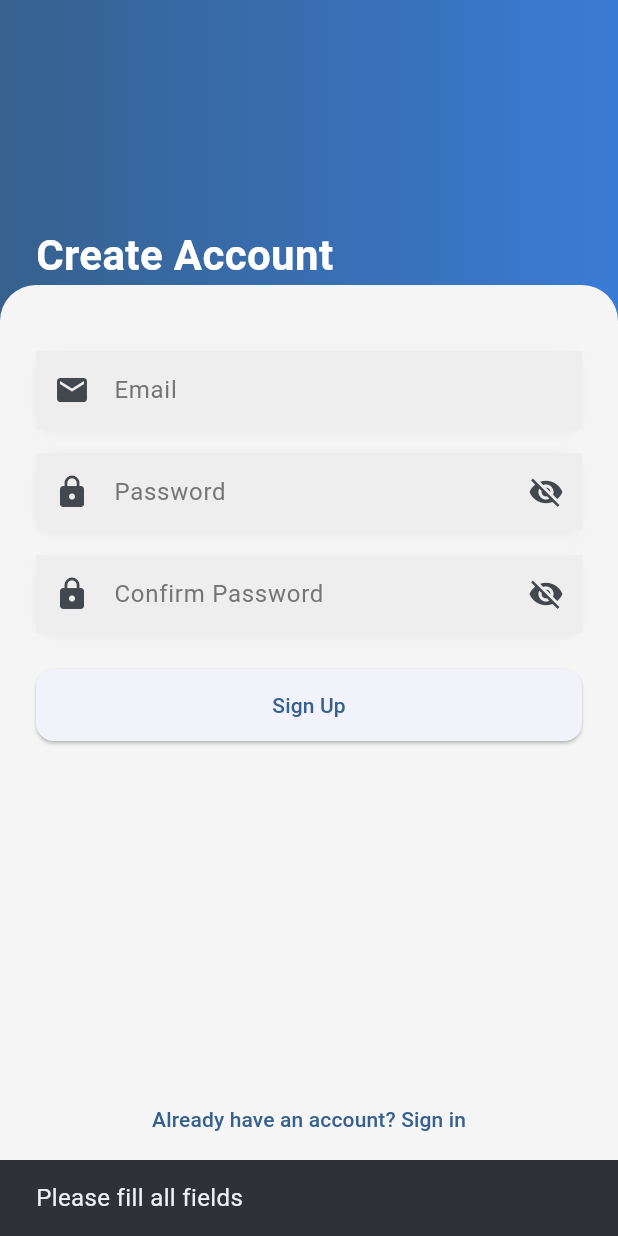
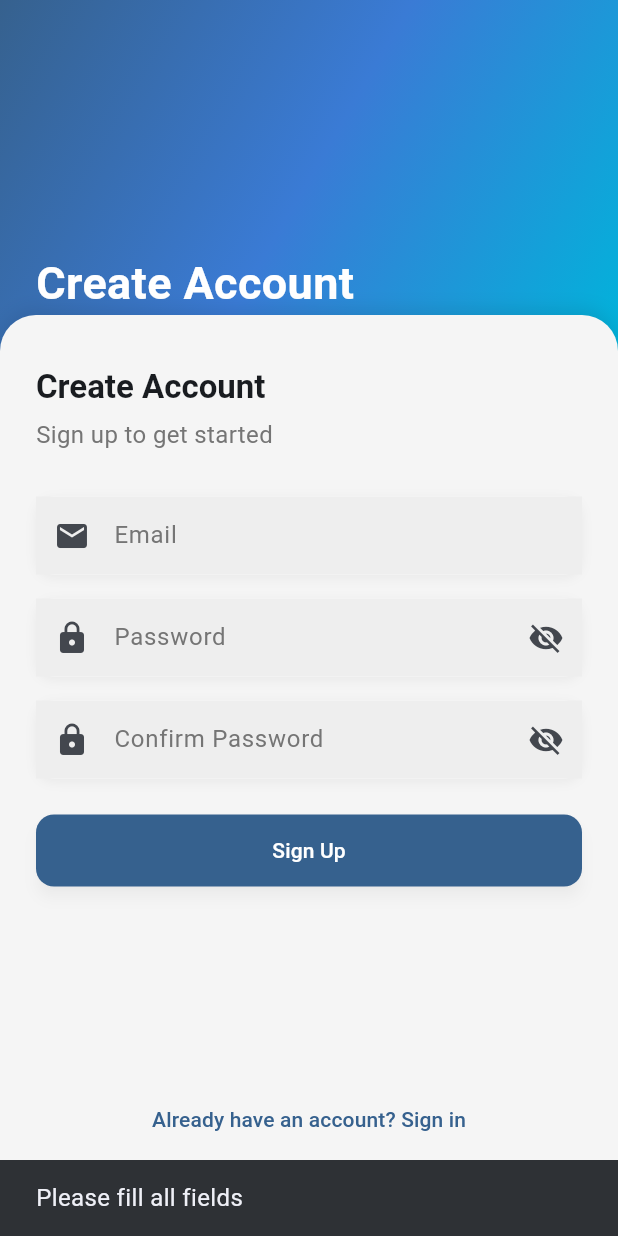
Before and after one commit to Smiller2424/KrustyKonnect_project2, a Flutter app: the SignupScreen screen opened directly, after a tap on "Sign Up", on a phone screen of 412 x 824 dp. Run offline on Flutter 3.47's test engine with Material 3 defaults, Android fonts, the phone set to English and light mode, and no system bars; our stand-ins replace cloud_firestore, firebase_auth, firebase_core, firebase_messaging; accounts and stored records are empty.

Commit message:
built and connected signup screen with firebase and improved UI to match login

```diff
--- a/lib/social/screens/signup_screen.dart
+++ b/lib/social/screens/signup_screen.dart
@@ -1,5 +1,6 @@
 import 'package:flutter/material.dart';
 import 'package:firebase_auth/firebase_auth.dart';
+import '../../app/home_shell.dart';
 
 class SignupScreen extends StatefulWidget {
   const SignupScreen({super.key});
@@ -16,11 +17,13 @@ class _SignupScreenState extends State<SignupScreen> {
   bool isPasswordHidden = true;
   bool isLoading = false;
 
+  // SIGNUP FUNCTION
   void handleSignup() async {
     final email = emailController.text.trim();
     final password = passwordController.text.trim();
     final confirm = confirmController.text.trim();
 
+    // 🔹 Validation
     if (email.isEmpty || password.isEmpty || confirm.isEmpty) {
       ScaffoldMessenger.of(context).showSnackBar(
         const SnackBar(content: Text("Please fill all fields")),
@@ -47,20 +50,31 @@ class _SignupScreenState extends State<SignupScreen> {
 
       if (!mounted) return;
 
-      ScaffoldMessenger.of(context).showSnackBar(
-        const SnackBar(content: Text("Account created successfully")),
+
+      Navigator.pushReplacement(
+        context,
+        MaterialPageRoute(
+          builder: (context) => const HomeShell(),
+        ),
       );
 
-      Navigator.pop(context); // go back to login
     } on FirebaseAuthException catch (e) {
       if (!mounted) return;
 
       String message = "Signup failed";
 
-      if (e.code == 'email-already-in-use') {
+      switch (e.code) {
+        case 'email-already-in-use':
           message = "Email already in use";
-      } else if (e.code == 'weak-password') {
+          break;
+        case 'weak-password':
           message = "Password is too weak";
+          break;
+        case 'invalid-email':
+          message = "Invalid email format";
+          break;
+        default:
+          message = e.message ?? "Something went wrong";
       }
 
       ScaffoldMessenger.of(context).showSnackBar(
@@ -75,6 +89,7 @@ class _SignupScreenState extends State<SignupScreen> {
     }
   }
 
+  // INPUT FIELD BUILDER
   Widget buildInput({
     required TextEditingController controller,
     required String hint,
@@ -127,14 +142,17 @@ class _SignupScreenState extends State<SignupScreen> {
 
           // HEADER
           Container(
-            height: 220,
+            height: 240,
             width: double.infinity,
             decoration: BoxDecoration(
               gradient: LinearGradient(
                 colors: [
                   Theme.of(context).colorScheme.primary,
                   const Color(0xFF3A7BD5),
+                  const Color(0xFF00B4DB),
                 ],
+                begin: Alignment.topLeft,
+                end: Alignment.bottomRight,
               ),
             ),
             child: const Padding(
@@ -145,7 +163,7 @@ class _SignupScreenState extends State<SignupScreen> {
                   "Create Account",
                   style: TextStyle(
                     color: Colors.white,
-                    fontSize: 28,
+                    fontSize: 30,
                     fontWeight: FontWeight.bold,
                   ),
                 ),
@@ -153,6 +171,7 @@ class _SignupScreenState extends State<SignupScreen> {
             ),
           ),
 
+          // FORM
           Expanded(
             child: Transform.translate(
               offset: const Offset(0, -30),
@@ -163,12 +182,35 @@ class _SignupScreenState extends State<SignupScreen> {
                   borderRadius: const BorderRadius.vertical(
                     top: Radius.circular(24),
                   ),
+                  boxShadow: [
+                    BoxShadow(
+                      color: Colors.black.withValues(alpha: 0.1),
+                      blurRadius: 10,
+                      offset: const Offset(0, -3),
+                    ),
+                  ],
                 ),
                 child: Column(
+                  crossAxisAlignment: CrossAxisAlignment.start,
                   children: [
 
-                    const SizedBox(height: 20),
+                    const SizedBox(height: 10),
 
+                    Text(
+                      "Create Account",
+                      style: Theme.of(context).textTheme.titleLarge,
+                    ),
+
+                    const SizedBox(height: 6),
+
+                    Text(
+                      "Sign up to get started",
+                      style: TextStyle(color: Colors.grey[600]),
+                    ),
+
+                    const SizedBox(height: 30),
+
+                    // EMAIL
                     buildInput(
                       controller: emailController,
                       hint: "Email",
@@ -177,6 +219,7 @@ class _SignupScreenState extends State<SignupScreen> {
 
                     const SizedBox(height: 16),
 
+                    // PASSWORD
                     buildInput(
                       controller: passwordController,
                       hint: "Password",
@@ -186,6 +229,7 @@ class _SignupScreenState extends State<SignupScreen> {
 
                     const SizedBox(height: 16),
 
+                    // CONFIRM
                     buildInput(
                       controller: confirmController,
                       hint: "Confirm Password",
@@ -195,23 +239,41 @@ class _SignupScreenState extends State<SignupScreen> {
 
                     const SizedBox(height: 24),
 
+                    // SIGNUP BUTTON
                     SizedBox(
                       width: double.infinity,
                       child: ElevatedButton(
+                        style: ElevatedButton.styleFrom(
+                          backgroundColor:
+                              Theme.of(context).colorScheme.primary,
+                          foregroundColor: Colors.white,
+                          elevation: 4,
+                          shadowColor: Colors.black.withValues(alpha: 0.2),
+                        ),
                         onPressed: isLoading ? null : handleSignup,
                         child: isLoading
-                            ? const CircularProgressIndicator()
+                            ? const SizedBox(
+                                height: 20,
+                                width: 20,
+                                child: CircularProgressIndicator(
+                                  color: Colors.white,
+                                  strokeWidth: 2,
+                                ),
+                              )
                             : const Text("Sign Up"),
                       ),
                     ),
 
                     const Spacer(),
 
-                    TextButton(
+                    // BACK TO LOGIN
+                    Center(
+                      child: TextButton(
                         onPressed: () {
                           Navigator.pop(context);
                         },
                         child: const Text("Already have an account? Sign in"),
+                      ),
                     ),
                   ],
                 ),
```
Lines whose indentation alone changed are shown as unchanged.
